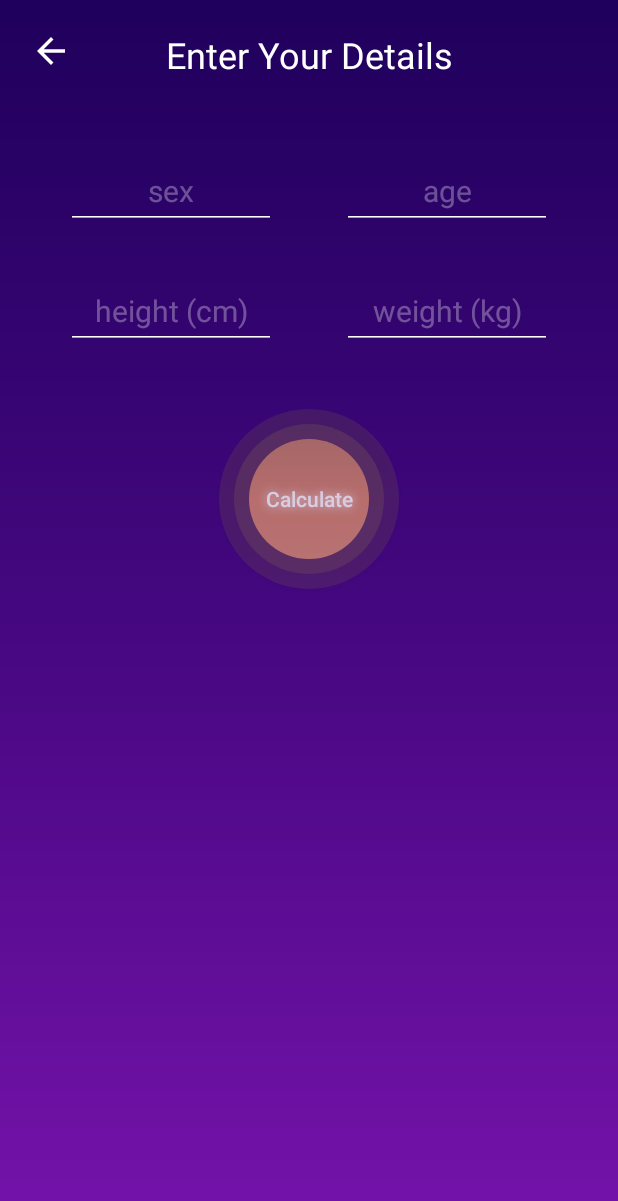
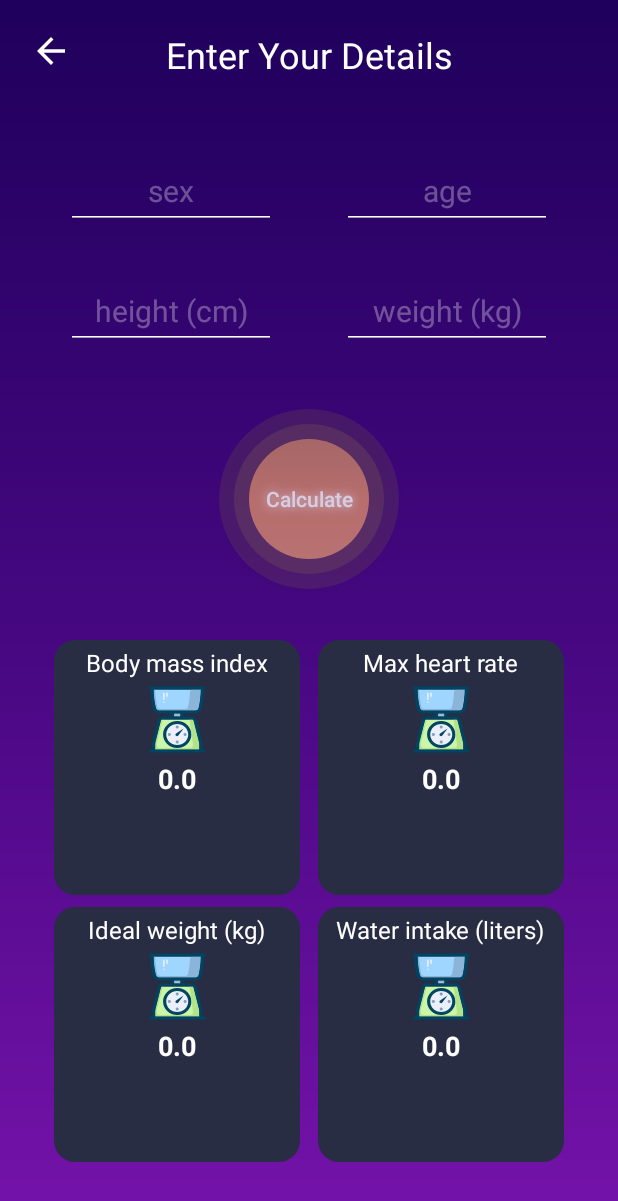
Before and after one commit to MR-BIGO/TBC_Midterm, an Android app: the CalculatorFragment screen opened through its navigation route, on a phone screen of 412 x 824 dp. Shown: the top 1201 px of the screen. Run offline under Robolectric (Android 15) with nearby library versions, the light colour scheme and no system bars; our stand-ins replace Dagger/Hilt's generated code.

Commit message:
Added calculator functionality

```diff
--- a/app/src/main/java/com/example/tbc_midterm_project/presentation/event/calculator/CalculatorEvents.kt
+++ b/app/src/main/java/com/example/tbc_midterm_project/presentation/event/calculator/CalculatorEvents.kt
@@ -1,6 +1,6 @@
 package com.example.tbc_midterm_project.presentation.event.calculator
 
 sealed class CalculatorEvents {
-    data class CalculatePressed(val sex: String, val age: Int, val height: Int, val weight: Int) :
+    data class CalculatePressed(val sex: String, val age: Int, val height: Double, val weight: Double) :
         CalculatorEvents()
 }
--- a/app/src/main/java/com/example/tbc_midterm_project/presentation/screen/calculator/CalculatorFragment.kt
+++ b/app/src/main/java/com/example/tbc_midterm_project/presentation/screen/calculator/CalculatorFragment.kt
@@ -1,5 +1,6 @@
 package com.example.tbc_midterm_project.presentation.screen.calculator
 
+import android.view.View
 import android.view.animation.AlphaAnimation
 import android.view.animation.Animation
 import androidx.fragment.app.viewModels
@@ -7,6 +8,7 @@ import androidx.lifecycle.Lifecycle
 import androidx.lifecycle.lifecycleScope
 import androidx.lifecycle.repeatOnLifecycle
 import androidx.navigation.fragment.findNavController
+import androidx.recyclerview.widget.GridLayoutManager
 import com.example.tbc_midterm_project.databinding.FragmentCalculatorBinding
 import com.example.tbc_midterm_project.presentation.event.calculator.CalculatorEvents
 import com.example.tbc_midterm_project.presentation.screen.base.BaseFragment
@@ -19,10 +21,12 @@ class CalculatorFragment :
     BaseFragment<FragmentCalculatorBinding>(FragmentCalculatorBinding::inflate) {
 
     private val viewModel: CalculatorFragmentViewModel by viewModels()
+    private lateinit var answersRecyclerAdapter: AnswerItemsRecyclerAdapter
     override fun setUp() {
         listeners()
         bindObservers()
         setUpBtnAnim()
+        setUpAnswersRecycler()
     }
 
     private fun listeners() {
@@ -33,8 +37,8 @@ class CalculatorFragment :
                         CalculatorEvents.CalculatePressed(
                             etSex.text.toString(),
                             etAge.text.toString().toInt(),
-                            etHeight.text.toString().toInt(),
-                            etWeight.text.toString().toInt()
+                            etHeight.text.toString().toDouble(),
+                            etWeight.text.toString().toDouble()
                         )
                     )
                 }
@@ -56,12 +60,26 @@ class CalculatorFragment :
         binding.btnCalculate.startAnimation(anim)
     }
 
+    private fun setUpAnswersRecycler(){
+        answersRecyclerAdapter = AnswerItemsRecyclerAdapter()
+
+        binding.rvAnswerItem.apply {
+            layoutManager = GridLayoutManager(context, 2)
+            adapter = answersRecyclerAdapter
+        }
+    }
+
     private fun checkFields(): Boolean {
         return true
     }
 
     private fun handleState(state: CalculatorState) {
+        binding.progressBar.visibility = if (state.isLoading) View.VISIBLE else View.GONE
 
+        state.data?.let {
+            answersRecyclerAdapter.setItems(it)
+            answersRecyclerAdapter.notifyItemRangeChanged(0, 4)
+        }
     }
 
     private fun bindObservers() {
--- a/app/src/main/java/com/example/tbc_midterm_project/presentation/screen/calculator/CalculatorFragmentViewModel.kt
+++ b/app/src/main/java/com/example/tbc_midterm_project/presentation/screen/calculator/CalculatorFragmentViewModel.kt
@@ -1,23 +1,77 @@
 package com.example.tbc_midterm_project.presentation.screen.calculator
 
 import androidx.lifecycle.ViewModel
+import androidx.lifecycle.viewModelScope
+import com.example.tbc_midterm_project.R
+import com.example.tbc_midterm_project.data.common.Resource
+import com.example.tbc_midterm_project.domain.use_case.calculator.CalculatorUseCase
 import com.example.tbc_midterm_project.presentation.event.calculator.CalculatorEvents
+import com.example.tbc_midterm_project.presentation.model.calculator.AnswerItem
 import com.example.tbc_midterm_project.presentation.state.calculator.CalculatorState
 import dagger.hilt.android.lifecycle.HiltViewModel
 import kotlinx.coroutines.flow.MutableStateFlow
 import kotlinx.coroutines.flow.SharedFlow
 import kotlinx.coroutines.flow.asStateFlow
+import kotlinx.coroutines.flow.update
+import kotlinx.coroutines.launch
 import javax.inject.Inject
 
 @HiltViewModel
-class CalculatorFragmentViewModel @Inject constructor() : ViewModel() {
+class CalculatorFragmentViewModel @Inject constructor(private val calculateUseCase: CalculatorUseCase) :
+    ViewModel() {
 
     private val _calculatorState = MutableStateFlow(CalculatorState())
     val calculatorState: SharedFlow<CalculatorState> = _calculatorState.asStateFlow()
 
-    fun onEvent(event: CalculatorEvents){
-        when(event){
-            is CalculatorEvents.CalculatePressed -> {}
+//    private val _uiEvent = MutableSharedFlow<UiEvents>()
+//    val uiEvents: SharedFlow<UiEvents> get() = _uiEvent
+
+    init {
+        var data: MutableList<AnswerItem>? = mutableListOf()
+        data?.apply {
+            add(AnswerItem("Body mass index", R.drawable.ic_scale))
+            add(AnswerItem("Max heart rate", R.drawable.ic_scale))
+            add(AnswerItem("Ideal weight (kg)", R.drawable.ic_scale))
+            add(AnswerItem("Water intake (liters)", R.drawable.ic_scale))
+        }
+        _calculatorState.update { currentState -> currentState.copy(data = data) }
+        data = null
+    }
+
+    fun onEvent(event: CalculatorEvents) {
+        when (event) {
+            is CalculatorEvents.CalculatePressed -> calculate(
+                event.sex,
+                event.age,
+                event.weight,
+                event.height
+            )
         }
     }
+
+    private fun calculate(sex: String, age: Int, weight: Double, height: Double) {
+        viewModelScope.launch {
+            calculateUseCase(_calculatorState.value.data!!, sex, age, weight, height).collect {
+                when (it) {
+                    is Resource.Loading -> _calculatorState.update { currentsState ->
+                        currentsState.copy(
+                            isLoading = it.loading
+                        )
+                    }
+
+                    is Resource.Success -> _calculatorState.update { currentState ->
+                        currentState.copy(
+                            data = it.data
+                        )
+                    }
+
+                    is Resource.Error -> {}
+                }
+            }
+        }
+    }
+
+//    sealed class UiEvents {
+//        data class RecyclerUpdate(val items: List<AnswerItem>) : UiEvents()
+//    }
 }
--- a/app/src/main/res/layout/answer_item.xml
+++ b/app/src/main/res/layout/answer_item.xml
@@ -1,7 +1,7 @@
 <?xml version="1.0" encoding="utf-8"?>
 <LinearLayout xmlns:android="http://schemas.android.com/apk/res/android"
     android:layout_width="match_parent"
-    android:layout_height="wrap_content"
+    android:layout_height="170dp"
     android:layout_gravity="center_horizontal"
     android:layout_marginStart="6dp"
     android:layout_marginTop="4dp"
@@ -42,8 +42,11 @@
         android:layout_height="wrap_content"
         android:layout_gravity="center_horizontal"
         android:layout_marginTop="4dp"
-        android:layout_marginBottom="4dp"
+        android:textAlignment="center"
+        android:layout_marginBottom="6dp"
         android:textColor="@color/white"
+        android:layout_marginStart="4dp"
+        android:layout_marginEnd="4dp"
         android:textSize="14sp" />
 
 </LinearLayout>
--- a/app/src/main/res/layout/fragment_calculator.xml
+++ b/app/src/main/res/layout/fragment_calculator.xml
@@ -6,6 +6,17 @@
     android:layout_height="match_parent"
     android:background="@drawable/fragment_background_gradient"
     tools:context=".presentation.screen.calculator.CalculatorFragment">
+
+    <ProgressBar
+        android:id="@+id/progressBar"
+        android:layout_width="wrap_content"
+        android:layout_height="wrap_content"
+        android:indeterminateTint="@color/white"
+        android:visibility="gone"
+        app:layout_constraintBottom_toBottomOf="parent"
+        app:layout_constraintEnd_toEndOf="parent"
+        app:layout_constraintStart_toStartOf="parent"
+        app:layout_constraintTop_toTopOf="parent" />
 
     <androidx.appcompat.widget.AppCompatImageButton
         android:id="@+id/btnBack"
@@ -38,6 +49,7 @@
         android:layout_marginTop="50dp"
         android:backgroundTint="@color/white"
         android:hint="@string/sex"
+        android:textColor="@color/white"
         android:textAlignment="center"
         android:textColorHint="@color/white_half"
         android:textSize="20sp"
@@ -51,6 +63,7 @@
         android:layout_height="50dp"
         android:backgroundTint="@color/white"
         android:hint="@string/age"
+        android:textColor="@color/white"
         android:inputType="numberDecimal"
         android:textAlignment="center"
         android:textColorHint="@color/white_half"
@@ -63,10 +76,12 @@
         android:id="@+id/etHeight"
         android:layout_width="140dp"
         android:layout_height="50dp"
+        android:textColor="@color/white"
         android:layout_marginTop="30dp"
         android:backgroundTint="@color/white"
         android:hint="@string/height_cm"
         android:textAlignment="center"
+        android:inputType="numberDecimal"
         android:textColorHint="@color/white_half"
         android:textSize="20sp"
         app:layout_constraintEnd_toStartOf="@id/etWeight"
@@ -80,6 +95,7 @@
         android:backgroundTint="@color/white"
         android:hint="@string/weight_kg"
         android:inputType="numberDecimal"
+        android:textColor="@color/white"
         android:textAlignment="center"
         android:textColorHint="@color/white_half"
         android:textSize="20sp"
```
Also changed, not shown: app/src/main/java/com/example/tbc_midterm_project/domain/use_case/calculator/CalculatorUseCase.kt (+73 -3 lines).
